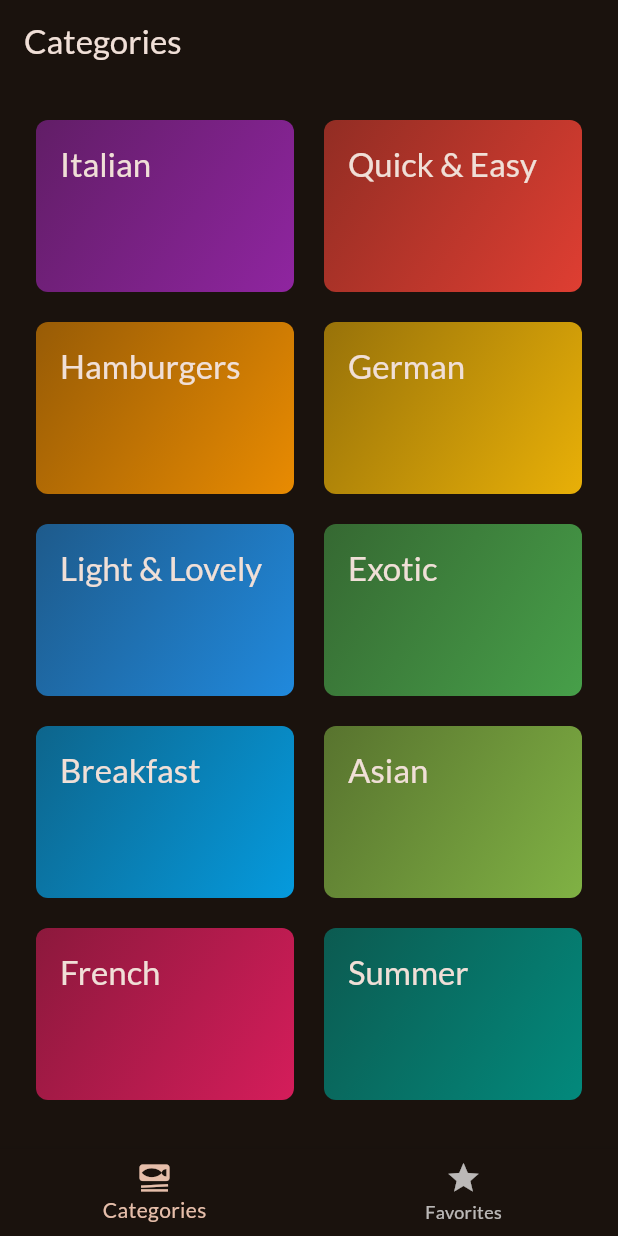
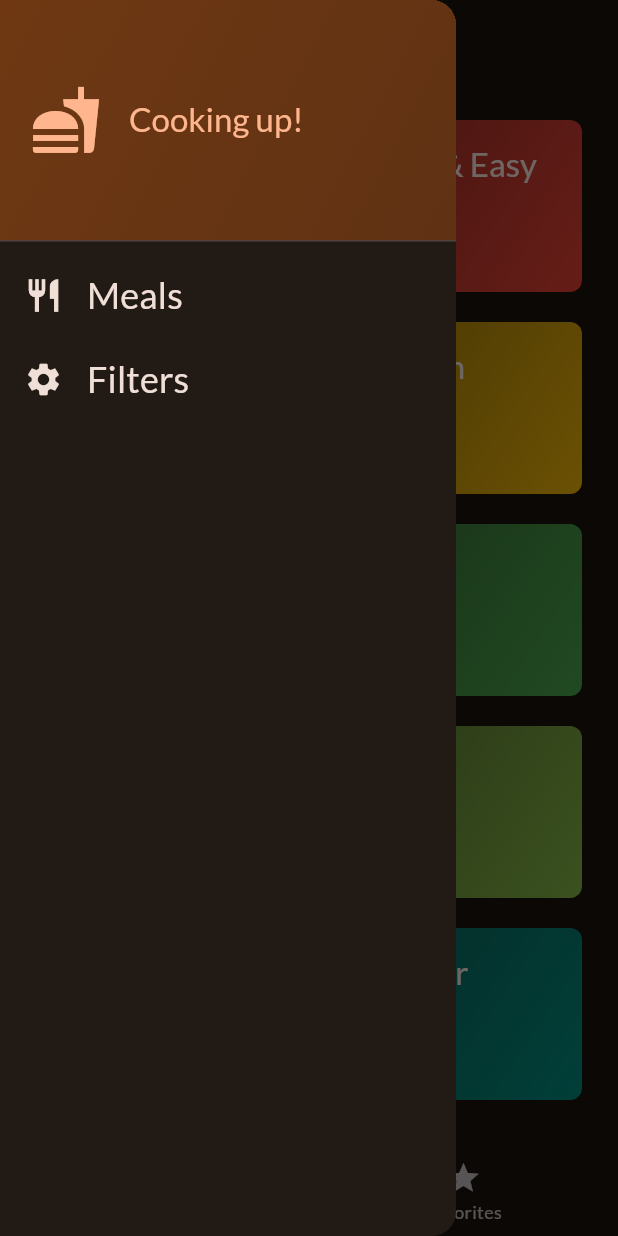
Before and after one commit to bhibbert/meals, a Flutter app: the screen it shows after launch, with the side drawer open (before the commit the screen has no drawer), on a phone screen of 412 x 824 dp. Run offline on Flutter 3.47's test engine with Material 2 defaults, Android fonts, the phone set to English and light mode, and no system bars; our stand-ins replace google_fonts, transparent_image.

Commit message:
Finalized app with filters

```diff
--- a/lib/screens/categories.dart
+++ b/lib/screens/categories.dart
@@ -6,12 +6,16 @@ import 'package:meals/models/category.dart';
 import 'package:meals/models/meal.dart';
 
 class CategoriesScreen extends StatelessWidget {
-  const CategoriesScreen({super.key, required this.onToggleFavorite});
+  const CategoriesScreen(
+      {super.key,
+      required this.onToggleFavorite,
+      required this.availableMeals});
 
   final void Function(Meal meal) onToggleFavorite;
+  final List<Meal> availableMeals;
 
   void _selectCategory(BuildContext context, Category category) {
-    final filteredMeals = dummyMeals
+    final filteredMeals = availableMeals
         .where((meal) => meal.categories.contains(category.id))
         .toList();
 
--- a/lib/screens/tabs.dart
+++ b/lib/screens/tabs.dart
@@ -1,7 +1,17 @@
 import 'package:flutter/material.dart';
+import 'package:meals/data/dummy_data.dart';
 import 'package:meals/models/meal.dart';
 import 'package:meals/screens/categories.dart';
+import 'package:meals/screens/filters.dart';
 import 'package:meals/screens/meals.dart';
+import 'package:meals/widgets/main_drawer.dart';
+
+const kInitialFilters = {
+  Filter.glutenFree: false,
+  Filter.lactoseFree: false,
+  Filter.vegetarian: false,
+  Filter.vegan: false,
+};
 
 class TabsScreen extends StatefulWidget {
   const TabsScreen({super.key});
@@ -15,6 +25,7 @@ class TabsScreen extends StatefulWidget {
 class _TabsScreenState extends State<TabsScreen> {
   int _selectedPageIndex = 0;
   final List<Meal> _favoriteMeals = [];
+  Map<Filter, bool> _selectedFilters = kInitialFilters;
 
   void _showInfoMessage(String message) {
     ScaffoldMessenger.of(context).clearSnackBars();
@@ -45,10 +56,45 @@ class _TabsScreenState extends State<TabsScreen> {
     });
   }
 
+  void _setScreen(String identifier) async {
+    Navigator.of(context).pop();
+
+    if (identifier == 'filters') {
+      final result = await Navigator.of(context).push<Map<Filter, bool>>(
+        MaterialPageRoute(
+          builder: (ctx) => FiltersScreen(
+            currentFilters: _selectedFilters,
+          ),
+        ),
+      );
+
+      setState(() {
+        _selectedFilters = result ?? kInitialFilters;
+      });
+    }
+  }
+
   @override
   Widget build(BuildContext context) {
+    final availableMeals = dummyMeals.where((meal) {
+      if (_selectedFilters[Filter.glutenFree]! && !meal.isGlutenFree) {
+        return false;
+      }
+      if (_selectedFilters[Filter.lactoseFree]! && !meal.isLactoseFree) {
+        return false;
+      }
+      if (_selectedFilters[Filter.vegetarian]! && !meal.isVegetarian) {
+        return false;
+      }
+      if (_selectedFilters[Filter.vegan]! && !meal.isVegan) {
+        return false;
+      }
+      return true;
+    }).toList();
+
     Widget activePage = CategoriesScreen(
       onToggleFavorite: _toggleMealFavoriteStatus,
+      availableMeals: availableMeals,
     );
     var activePageTitle = 'Categories';
 
@@ -65,6 +111,9 @@ class _TabsScreenState extends State<TabsScreen> {
           activePageTitle,
         ),
       ),
+      drawer: MainDrawer(
+        onSelectScreen: _setScreen,
+      ),
       body: activePage,
       bottomNavigationBar: BottomNavigationBar(
         onTap: _selectPage,
--- /dev/null
+++ b/lib/widgets/main_drawer.dart
@@ -0,0 +1,75 @@
+import 'package:flutter/material.dart';
+
+class MainDrawer extends StatelessWidget {
+  const MainDrawer({super.key, required this.onSelectScreen});
+
+  final void Function(String identifier) onSelectScreen;
+
+  @override
+  Widget build(BuildContext context) {
+    return Drawer(
+      elevation: 4,
+      child: Column(
+        children: [
+          DrawerHeader(
+            padding: const EdgeInsets.all(20),
+            decoration: BoxDecoration(
+              gradient: LinearGradient(colors: [
+                Theme.of(context).colorScheme.primaryContainer,
+                Theme.of(context).colorScheme.primaryContainer.withOpacity(0.8)
+              ], begin: Alignment.topLeft, end: Alignment.bottomRight),
+            ),
+            child: Row(
+              children: [
+                Icon(
+                  Icons.fastfood,
+                  size: 48,
+                  color: Theme.of(context).colorScheme.primary,
+                ),
+                const SizedBox(width: 18),
+                Text(
+                  'Cooking up!',
+                  style: Theme.of(context).textTheme.titleLarge!.copyWith(
+                        color: Theme.of(context).colorScheme.primary,
+                      ),
+                ),
+              ],
+            ),
+          ),
+          ListTile(
+            leading: Icon(
+              Icons.restaurant,
+              size: 26,
+              color: Theme.of(context).colorScheme.onBackground,
+            ),
+            title: Text(
+              'Meals',
+              style: Theme.of(context).textTheme.titleSmall!.copyWith(
+                  color: Theme.of(context).colorScheme.onBackground,
+                  fontSize: 24),
+            ),
+            onTap: () {
+              onSelectScreen('meals');
+            },
+          ),
+          ListTile(
+            leading: Icon(
+              Icons.settings,
+              size: 26,
+              color: Theme.of(context).colorScheme.onBackground,
+            ),
+            title: Text(
+              'Filters',
+              style: Theme.of(context).textTheme.titleSmall!.copyWith(
+                  color: Theme.of(context).colorScheme.onBackground,
+                  fontSize: 24),
+            ),
+            onTap: () {
+              onSelectScreen('filters');
+            },
+          ),
+        ],
+      ),
+    );
+  }
+}
```
Also changed, not shown: lib/screens/filters.dart (added, +166 -0 lines).
